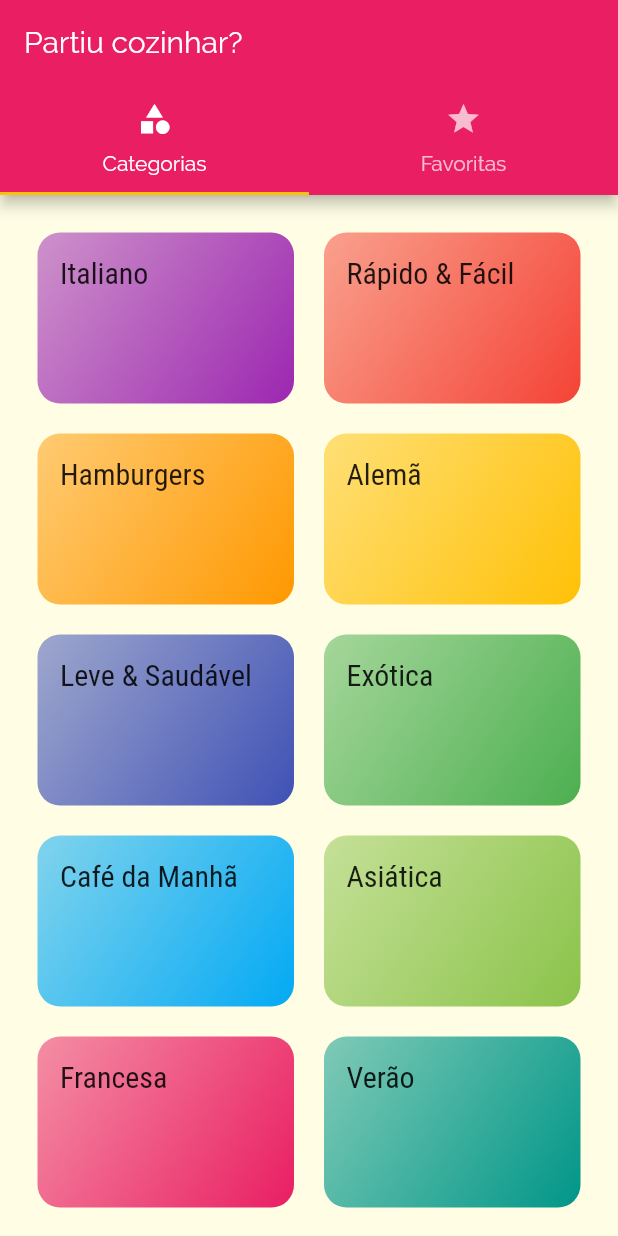
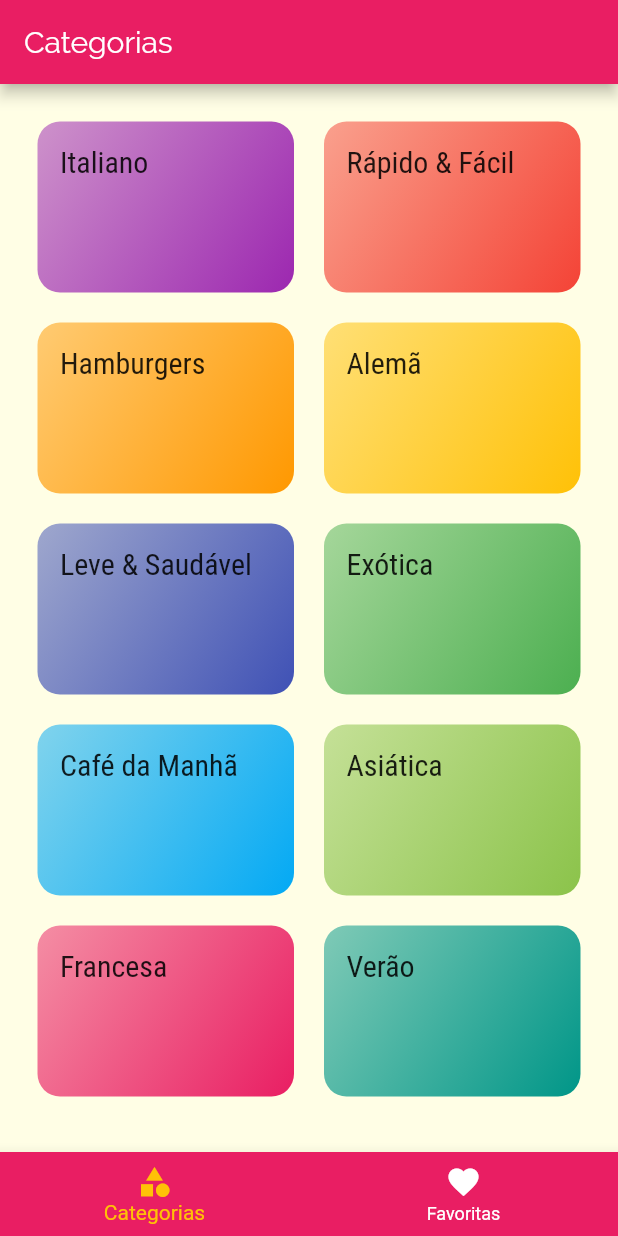
Before and after one commit to joaovictorneto/meals, a Flutter app: the screen it shows after launch, on a phone screen of 412 x 824 dp. Run offline on Flutter 3.47's test engine with Material 2 defaults, Android fonts, the phone set to English and light mode, and no system bars.

Commit message:
188. Adicionar TabBar na Parte Inferior

```diff
--- a/lib/screens/tabs_screen.dart
+++ b/lib/screens/tabs_screen.dart
@@ -2,33 +2,50 @@ import 'package:flutter/material.dart';
 import 'package:meals/screens/categories_screen.dart';
 import 'package:meals/screens/favorite_screen.dart';
 
-class TabsScreen extends StatelessWidget {
+class TabsScreen extends StatefulWidget {
+  @override
+  _TabsScreenState createState() => _TabsScreenState();
+}
+
+class _TabsScreenState extends State<TabsScreen> {
+  int _indiceTelaSelecionada = 0;
+  final List<Map<String, Object>> _telas = [
+    {'titulo': 'Categorias', 'tela': CategoriesScreen()},
+    {'titulo': 'Favoritas', 'tela': FavoriteScreen()},
+  ];
+
+  _selecionarTela(int indice) {
+    setState(() {
+      _indiceTelaSelecionada = indice;
+    });
+  }
+
   @override
   Widget build(BuildContext context) {
-    return DefaultTabController(
-      length: 2,
-      child: Scaffold(
-        appBar: AppBar(
-          title: Text('Partiu cozinhar?'),
-          bottom: TabBar(
-            tabs: [
-              Tab(
-                icon: Icon(Icons.category),
-                text: 'Categorias',
-              ),
-              Tab(
-                icon: Icon(Icons.star),
-                text: 'Favoritas',
-              ),
-            ],
+    return Scaffold(
+      appBar: AppBar(
+        title: Text(_telas[_indiceTelaSelecionada]['titulo']),
+      ),
+      body: _telas[_indiceTelaSelecionada]['tela'],
+      bottomNavigationBar: BottomNavigationBar(
+        onTap: _selecionarTela,
+        backgroundColor: Theme.of(context).primaryColor,
+        unselectedItemColor: Colors.white,
+        selectedItemColor: Theme.of(context).accentColor,
+        currentIndex: _indiceTelaSelecionada,
+        //type: BottomNavigationBarType.shifting, -> Se ativar, add backgroudcolor nos bottomnavigationbaritem
+        items: [
+          BottomNavigationBarItem(
+            // backgroundColor: Theme.of(context).primaryColor,
+            icon: Icon(Icons.category),
+            label: 'Categorias',
           ),
-        ),
-        body: TabBarView(
-          children: [
-            CategoriesScreen(),
-            FavoriteScreen(),
-          ],
-        ),
+          BottomNavigationBarItem(
+            // backgroundColor: Theme.of(context).primaryColor,
+            icon: Icon(Icons.favorite),
+            label: 'Favoritas',
+          ),
+        ],
       ),
     );
   }
```
